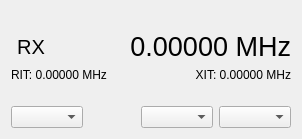
Old version of the form ui/RigWidget.ui in the repository k5mcd/QLog.
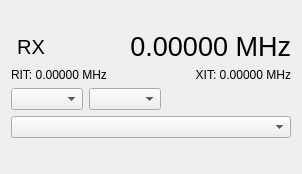
New version of the form.

Commit message: Fixed #31 - Rig Combo size when Rig Profile name is long

Diff of the .ui file:
```diff
--- a/ui/RigWidget.ui
+++ b/ui/RigWidget.ui
@@ -7,7 +7,7 @@
     <x>0</x>
     <y>0</y>
     <width>302</width>
-    <height>139</height>
+    <height>174</height>
    </rect>
   </property>
   <property name="windowTitle">
@@ -131,6 +131,66 @@
      </item>
     </layout>
    </item>
+   <item>
+    <layout class="QHBoxLayout" name="horizontalLayout">
+     <item>
+      <widget class="QComboBox" name="bandComboBox">
+       <property name="focusPolicy">
+        <enum>Qt::ClickFocus</enum>
+       </property>
+       <property name="sizeAdjustPolicy">
+        <enum>QComboBox::AdjustToContents</enum>
+       </property>
+      </widget>
+     </item>
+     <item>
+      <widget class="QComboBox" name="modeComboBox">
+       <property name="focusPolicy">
+        <enum>Qt::ClickFocus</enum>
+       </property>
+       <property name="sizeAdjustPolicy">
+        <enum>QComboBox::AdjustToContents</enum>
+       </property>
+      </widget>
+     </item>
+     <item>
+      <spacer name="horizontalSpacer">
+       <property name="orientation">
+        <enum>Qt::Horizontal</enum>
+       </property>
+       <property name="sizeHint" stdset="0">
+        <size>
+         <width>40</width>
+         <height>20</height>
+        </size>
+       </property>
+      </spacer>
+     </item>
+    </layout>
+   </item>
+   <item>
+    <layout class="QHBoxLayout" name="horizontalLayout_5">
+     <property name="topMargin">
+      <number>0</number>
+     </property>
+     <item>
+      <widget class="QComboBox" name="rigProfilCombo">
+       <property name="sizePolicy">
+        <sizepolicy hsizetype="Expanding" vsizetype="Fixed">
+         <horstretch>0</horstretch>
+         <verstretch>0</verstretch>
+        </sizepolicy>
+       </property>
+       <property name="focusPolicy">
+        <enum>Qt::ClickFocus</enum>
+       </property>
+       <property name="sizeAdjustPolicy">
+        <enum>QComboBox::AdjustToContents</enum>
+       </property>
+      </widget>
+     </item>
+    </layout>
+   </item>
    <item>
     <spacer name="verticalSpacer">
      <property name="orientation">
@@ -144,66 +204,6 @@
      </property>
     </spacer>
    </item>
-   <item>
-    <layout class="QHBoxLayout" name="horizontalLayout">
-     <item>
-      <widget class="QComboBox" name="rigProfilCombo">
-       <property name="focusPolicy">
-        <enum>Qt::ClickFocus</enum>
-       </property>
-       <property name="sizeAdjustPolicy">
-        <enum>QComboBox::AdjustToContents</enum>
-       </property>
-      </widget>
-     </item>
-     <item>
-      <spacer name="horizontalSpacer_2">
-       <property name="orientation">
-        <enum>Qt::Horizontal</enum>
-       </property>
-       <property name="sizeHint" stdset="0">
-        <size>
-         <width>40</width>
-         <height>20</height>
-        </size>
-       </property>
-      </spacer>
-     </item>
-     <item>
-      <spacer name="horizontalSpacer">
-       <property name="orientation">
-        <enum>Qt::Horizontal</enum>
-       </property>
-       <property name="sizeHint" stdset="0">
-        <size>
-         <width>40</width>
-         <height>20</height>
-        </size>
-       </property>
-      </spacer>
-     </item>
-     <item>
-      <widget class="QComboBox" name="bandComboBox">
-       <property name="focusPolicy">
-        <enum>Qt::ClickFocus</enum>
-       </property>
-       <property name="sizeAdjustPolicy">
-        <enum>QComboBox::AdjustToContents</enum>
-       </property>
-      </widget>
-     </item>
-     <item>
-      <widget class="QComboBox" name="modeComboBox">
-       <property name="focusPolicy">
-        <enum>Qt::ClickFocus</enum>
-       </property>
-       <property name="sizeAdjustPolicy">
-        <enum>QComboBox::AdjustToContents</enum>
-       </property>
-      </widget>
-     </item>
-    </layout>
-   </item>
   </layout>
  </widget>
  <resources/>
```
